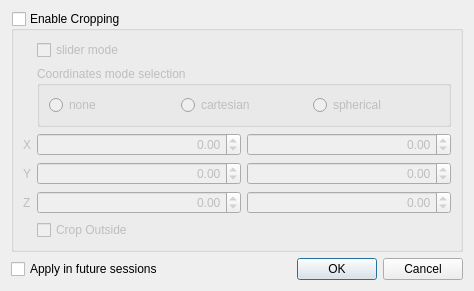
The window that VelodyneHDL/vvCropReturnsDialog.ui (Kitware/VeloView) describes before a commit, drawn with Qt 5.
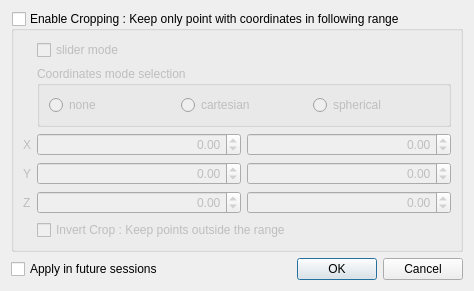
The same window after the commit.

```diff
--- a/VelodyneHDL/vvCropReturnsDialog.ui
+++ b/VelodyneHDL/vvCropReturnsDialog.ui
@@ -37,7 +37,7 @@
    <item row="0" column="0" colspan="2">
     <widget class="QGroupBox" name="CropGroupBox">
      <property name="title">
-      <string>Enable Cropping</string>
+      <string>Enable Cropping : Keep only point with coordinates in following range</string>
      </property>
      <property name="checkable">
       <bool>true</bool>
@@ -163,7 +163,7 @@
       <item row="5" column="1">
        <widget class="QCheckBox" name="CropOutsideCheckBox">
         <property name="text">
-         <string>Crop Outside</string>
+         <string>Invert Crop : Keep points outside the range</string>
         </property>
        </widget>
       </item>
```
